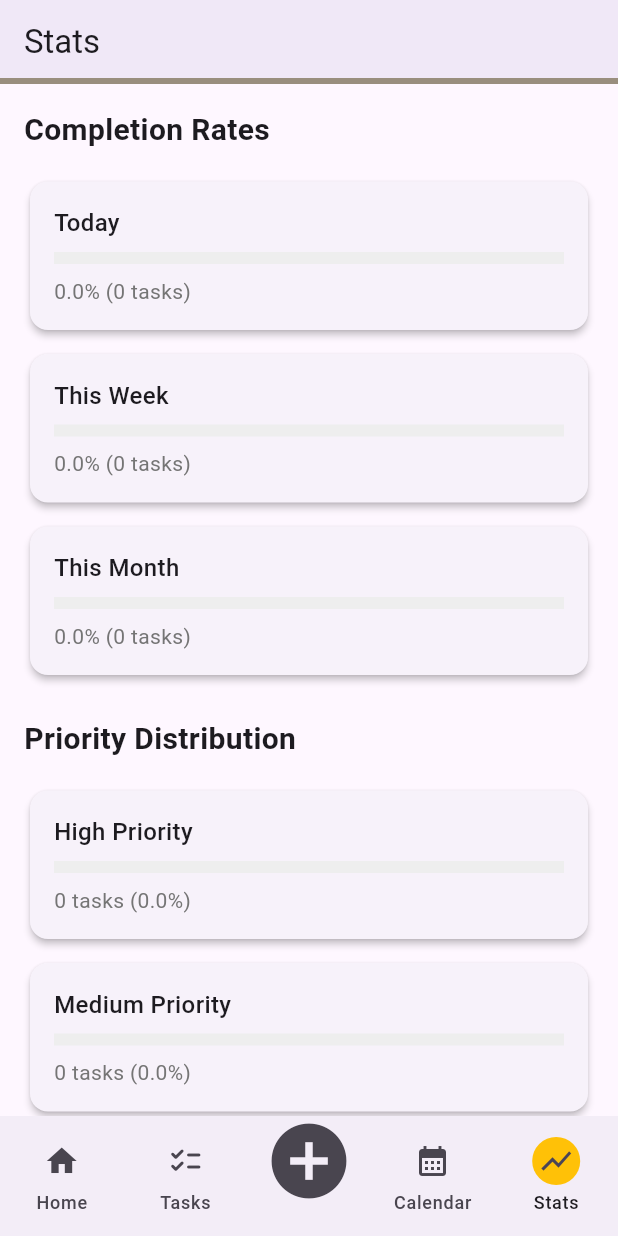
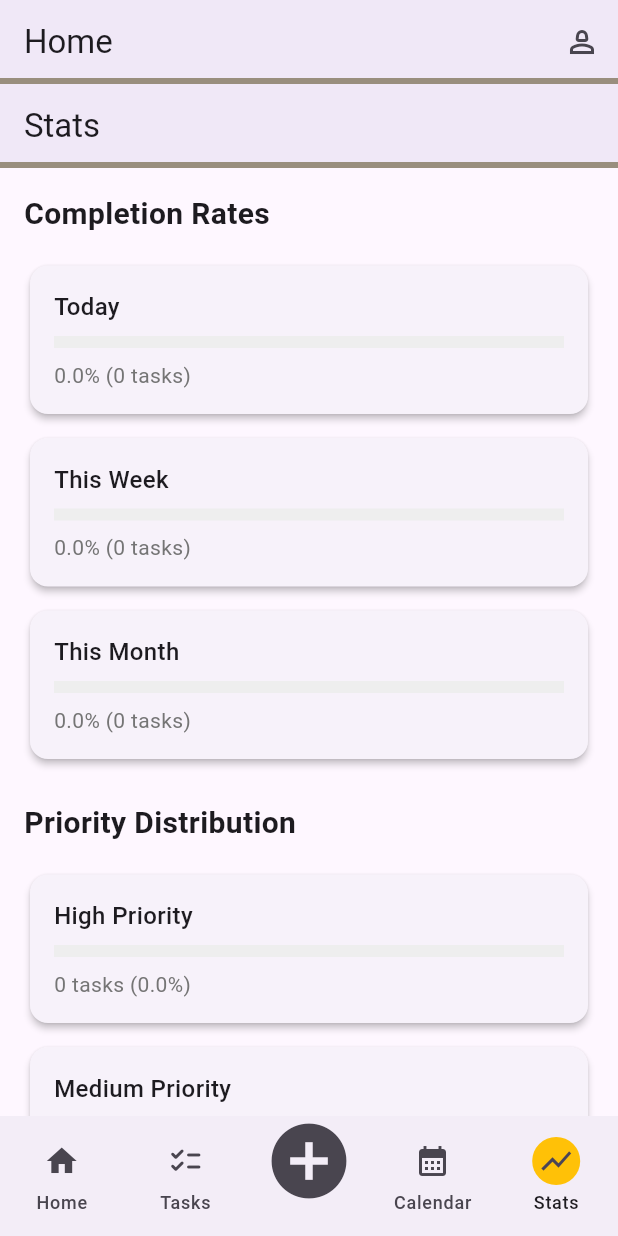
Before and after one commit to vasu-patel-123/Team-HamburgerHelpers-final-Project, a Flutter app: the screen it shows once a user with an empty profile is signed in, item 5 of the bottom bar chosen, on a phone screen of 412 x 824 dp. Run offline on Flutter 3.47's test engine with Material 3 defaults, Android fonts, the phone set to English and light mode, and no system bars; our stand-ins replace firebase_auth, firebase_core, firebase_database, shared_preferences, table_calendar; missing offline and left inert: firebase_app_check; accounts and stored records are empty.

Commit message:
Add home page fixes

```diff
--- a/taskii/lib/home_page.dart
+++ b/taskii/lib/home_page.dart
@@ -11,23 +11,14 @@ import 'pages/add_task/add_task_page.dart';
 import 'pages/calendar/calendar_page.dart';
 import 'pages/stats/stats_page.dart';
 
-class HomePage extends StatelessWidget {
+class HomePage extends StatefulWidget {
   const HomePage({super.key});
 
   @override
-  Widget build(BuildContext context) {
-    return const NavigationExample();
-  }
+  State<HomePage> createState() => _HomePageState();
 }
 
-class NavigationExample extends StatefulWidget {
-  const NavigationExample({super.key});
-
-  @override
-  State<NavigationExample> createState() => _NavigationExampleState();
-}
-
-class _NavigationExampleState extends State<NavigationExample> {
+class _HomePageState extends State<HomePage> {
   int currentPageIndex = 0;
   final TaskService _taskService = TaskService();
   final FirebaseAuth _auth = FirebaseAuth.instance;
@@ -292,6 +283,12 @@ class _NavigationExampleState extends State<NavigationExample> {
     return completedTasks / todayTasks.length;
   }
 
+  Future<void> _refreshHome() async {
+    // Call your data loading method here, e.g.:
+    _loadTasks(); // Replace with your actual data loading method
+    setState(() {});
+  }
+
   @override
   Widget build(BuildContext context) {
     if (_errorMessage != null) {
@@ -323,47 +320,8 @@ class _NavigationExampleState extends State<NavigationExample> {
     }
 
     return Scaffold(
-      bottomNavigationBar: NavigationBar(
-        onDestinationSelected: (int index) {
-          setState(() {
-            currentPageIndex = index;
-          });
-        },
-        indicatorColor: Colors.amber,
-        indicatorShape: CircleBorder(),
-        selectedIndex: currentPageIndex,
-        destinations: const <Widget>[
-          NavigationDestination(
-            icon: Icon(Icons.home),
-            label: 'Home',
-            tooltip: "",
-          ),
-          NavigationDestination(
-            icon: Icon(Icons.checklist_rounded),
-            label: 'Tasks',
-            tooltip: "",
-          ),
-          NavigationDestination(
-            icon: Icon(Icons.add_circle, size: 60),
-            label: '',
-          ),
-          NavigationDestination(
-            icon: Icon(Icons.calendar_month),
-            label: 'Calendar',
-            tooltip: "",
-          ),
-          NavigationDestination(
-            icon: Icon(Icons.show_chart),
-            label: 'Stats',
-            tooltip: "",
-          ),
-        ],
-      ),
-      body: <Widget>[
-        /// Home page
-        Scaffold(
-          /// top bar
       appBar: AppBar(
+        title: const Text('Home'),
         shape: Border(
           bottom: BorderSide(
             color: const Color.fromARGB(255, 153, 142, 126),
@@ -371,8 +329,6 @@ class _NavigationExampleState extends State<NavigationExample> {
           )
         ),
         elevation: 4,
-            title: const Text('Today'),
-            /// profile button
         actions: <Widget>[
           IconButton(
             icon: const Icon(Icons.person_2_outlined),
@@ -382,9 +338,15 @@ class _NavigationExampleState extends State<NavigationExample> {
           ),
         ],
       ),
-          body: Padding(
+      body: RefreshIndicator(
+        onRefresh: _refreshHome,
+        child: IndexedStack(
+          index: currentPageIndex,
+          children: [
+            // Home page content as a scrollable widget (NOT a Scaffold)
+            SingleChildScrollView(
+              child: Padding(
                 padding: const EdgeInsets.all(16.0),
-            child: SingleChildScrollView(
                 child: Column(
                   crossAxisAlignment: CrossAxisAlignment.start,
                   children: [
@@ -674,9 +636,6 @@ class _NavigationExampleState extends State<NavigationExample> {
                 ),
               ),
             ),
-        ),
-
-        /// Tasks page
             TasksPage(
               tasks: _tasks,
               onTaskCompletion: _toggleTaskCompletion,
@@ -684,11 +643,7 @@ class _NavigationExampleState extends State<NavigationExample> {
               onFilterApply: _applyFilters,
               onFilterClear: _clearFilters,
             ),
-
-        /// Add task page
             AddTaskPage(),
-
-        /// Calandar page
             CalendarPage(
               tasks: _tasks,
               onTaskCompletion: _toggleTaskCompletion,
@@ -696,13 +651,48 @@ class _NavigationExampleState extends State<NavigationExample> {
               onFilterApply: _applyFilters,
               onFilterClear: _clearFilters,
             ),
-
-        /// Stats page
             StatsPage(
               tasks: _tasks,
             ),
-
-      ][currentPageIndex],
+          ],
+        ),
+      ),
+      bottomNavigationBar: NavigationBar(
+        onDestinationSelected: (int index) {
+          setState(() {
+            currentPageIndex = index;
+          });
+        },
+        indicatorColor: Colors.amber,
+        indicatorShape: CircleBorder(),
+        selectedIndex: currentPageIndex,
+        destinations: const <Widget>[
+          NavigationDestination(
+            icon: Icon(Icons.home),
+            label: 'Home',
+            tooltip: "",
+          ),
+          NavigationDestination(
+            icon: Icon(Icons.checklist_rounded),
+            label: 'Tasks',
+            tooltip: "",
+          ),
+          NavigationDestination(
+            icon: Icon(Icons.add_circle, size: 60),
+            label: '',
+          ),
+          NavigationDestination(
+            icon: Icon(Icons.calendar_month),
+            label: 'Calendar',
+            tooltip: "",
+          ),
+          NavigationDestination(
+            icon: Icon(Icons.show_chart),
+            label: 'Stats',
+            tooltip: "",
+          ),
+        ],
+      ),
     );
   }
 
```
Lines whose indentation alone changed are shown as unchanged.
